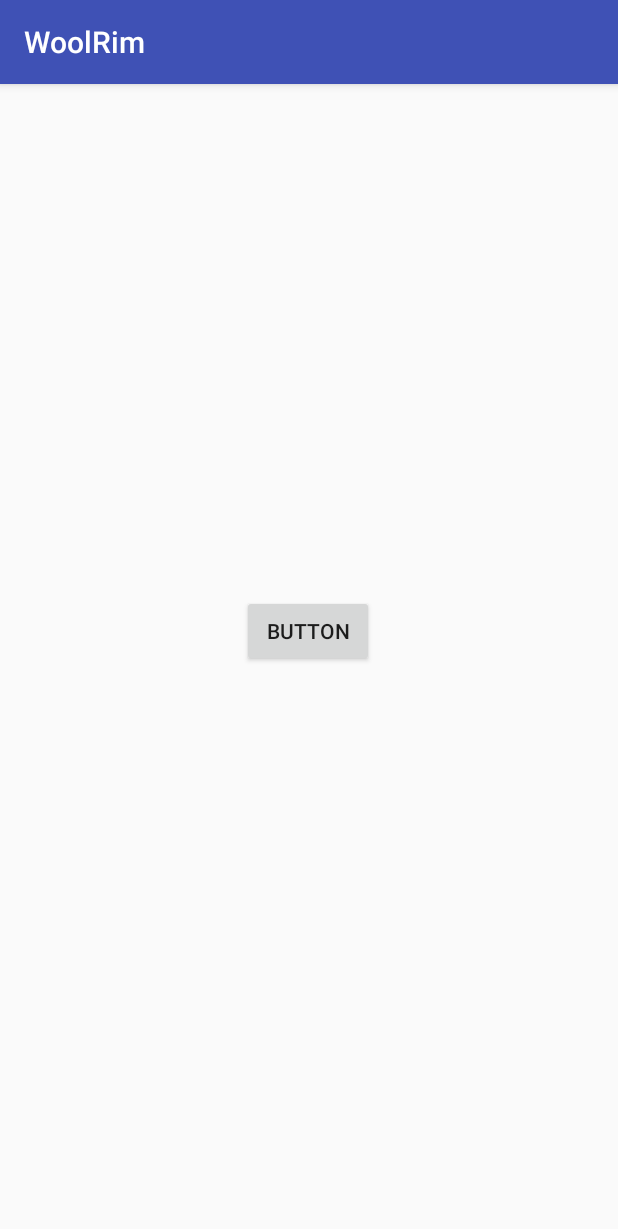
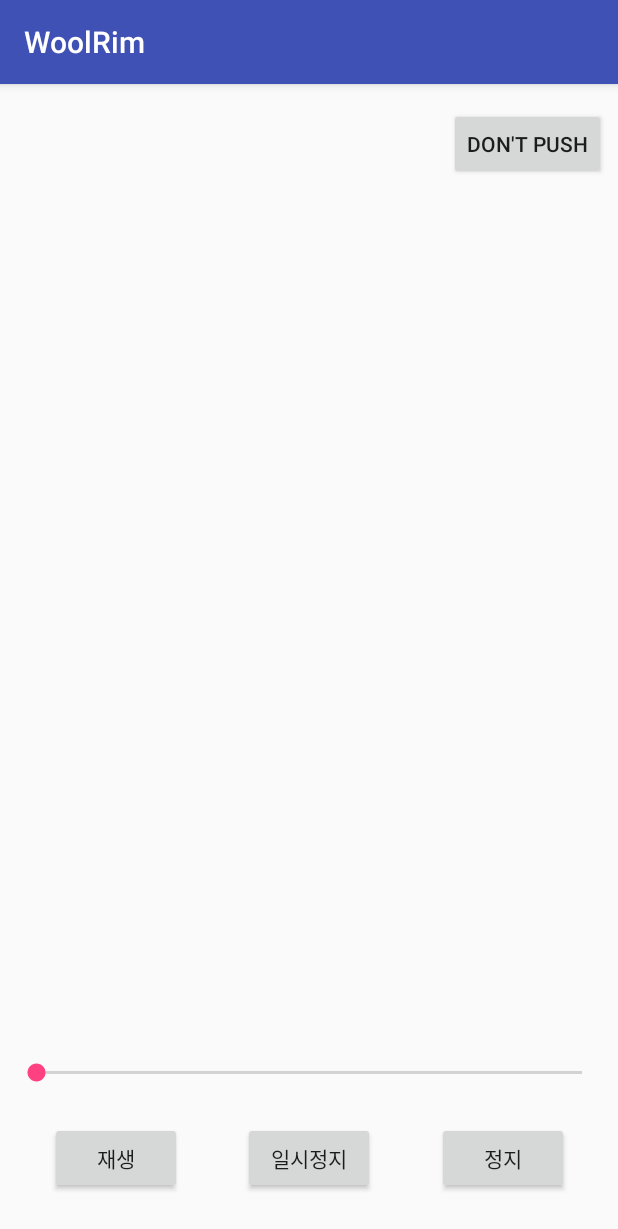
Before and after one commit to ckskal3/WoolRim, an Android app: the screen it shows after launch (MainActivity), on a phone screen of 412 x 824 dp. Shown: the top 1229 px of the screen. Run offline under Robolectric (Android 15) with nearby library versions, the phone set to English and light mode, and no system bars.

Commit message:
m4a 파일 ( 보통 모바일에서 녹음하면 생성되는 확장자 ) 을 통한 재생, 일시정지, 정지 기능과 Seek Bar 표시

```diff
--- a/app/src/main/res/layout/activity_main.xml
+++ b/app/src/main/res/layout/activity_main.xml
@@ -7,17 +7,60 @@
     tools:context=".MainActivity">
 
     <Button
-        android:id="@+id/button"
+        android:id="@+id/btn_play"
         android:layout_width="wrap_content"
         android:layout_height="wrap_content"
-        android:layout_marginBottom="251dp"
-        android:layout_marginEnd="149dp"
-        android:layout_marginStart="147dp"
-        android:layout_marginTop="212dp"
-        android:onClick="onBtnClick"
-        android:text="Button"
+        android:layout_marginBottom="28dp"
+        android:onClick="onStartBtnClick"
+        android:text="재생"
         app:layout_constraintBottom_toBottomOf="parent"
+        app:layout_constraintEnd_toStartOf="@+id/btn_pause"
+        app:layout_constraintHorizontal_bias="0.5"
+        app:layout_constraintStart_toStartOf="parent" />
+
+    <Button
+        android:id="@+id/btn_pause"
+        android:layout_width="wrap_content"
+        android:layout_height="wrap_content"
+        android:layout_marginStart="8dp"
+        android:onClick="onPauseBtnClick"
+        android:text="일시정지"
+        app:layout_constraintBottom_toBottomOf="@+id/btn_play"
+        app:layout_constraintEnd_toStartOf="@+id/btn_stop"
+        app:layout_constraintHorizontal_bias="0.5"
+        app:layout_constraintStart_toEndOf="@+id/btn_play" />
+
+    <Button
+        android:id="@+id/btn_stop"
+        android:layout_width="wrap_content"
+        android:layout_height="wrap_content"
+        android:layout_marginStart="8dp"
+        android:onClick="onStopBtnClick"
+        android:text="정지"
+        app:layout_constraintBottom_toBottomOf="@+id/btn_pause"
         app:layout_constraintEnd_toEndOf="parent"
-        app:layout_constraintStart_toStartOf="parent"
+        app:layout_constraintHorizontal_bias="0.5"
+        app:layout_constraintStart_toEndOf="@+id/btn_pause" />
+
+    <SeekBar
+        android:id="@+id/seekBar_progress"
+        android:layout_width="0dp"
+        android:layout_height="wrap_content"
+        android:layout_marginBottom="24dp"
+        android:layout_marginEnd="8dp"
+        android:layout_marginStart="8dp"
+        app:layout_constraintBottom_toTopOf="@+id/btn_pause"
+        app:layout_constraintEnd_toEndOf="parent"
+        app:layout_constraintStart_toStartOf="parent" />
+
+    <Button
+        android:id="@+id/button4"
+        android:layout_width="wrap_content"
+        android:layout_height="wrap_content"
+        android:layout_marginEnd="8dp"
+        android:layout_marginTop="16dp"
+        android:onClick="onClick"
+        android:text="Don't Push"
+        app:layout_constraintEnd_toEndOf="parent"
         app:layout_constraintTop_toTopOf="parent" />
 </android.support.constraint.ConstraintLayout>
```
Also changed, not shown: app/src/main/java/org/woolrim/woolrim/MainActivity.java (+58 -2 lines), 1 other file.
